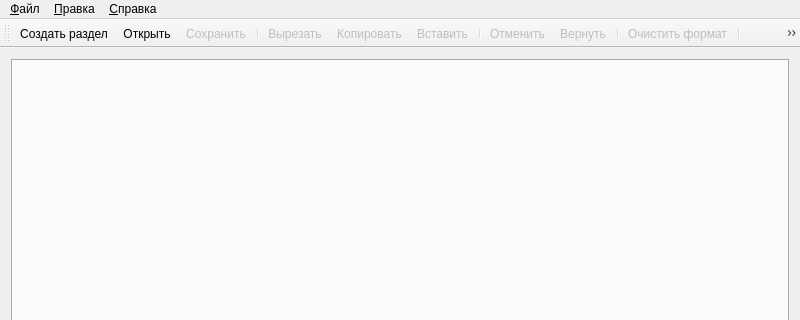
The window that editor/mainwindow.ui (TheMrButcher/offline-mentor) describes before a commit, drawn with Qt 5; both pictures show x 0 to 800 and y 0 to 320 of the 800 by 600 pixel window.
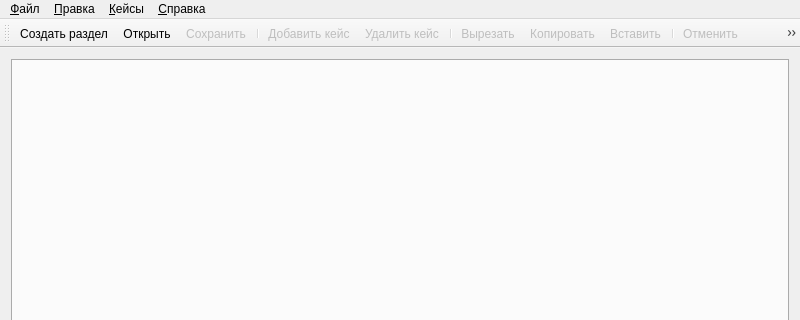
The same window after the commit. Icons and pictures are not drawn.

The edit to the form file:
```diff
--- a/editor/mainwindow.ui
+++ b/editor/mainwindow.ui
@@ -25,6 +25,9 @@
    </layout>
   </widget>
   <widget class="QToolBar" name="toolBar">
+   <property name="enabled">
+    <bool>true</bool>
+   </property>
    <property name="windowTitle">
     <string>toolBar</string>
    </property>
@@ -38,6 +41,9 @@
    <addaction name="openAction"/>
    <addaction name="saveAction"/>
    <addaction name="separator"/>
+   <addaction name="addCaseAction"/>
+   <addaction name="removeCaseAction"/>
+   <addaction name="separator"/>
    <addaction name="cutAction"/>
    <addaction name="copyAction"/>
    <addaction name="pasteAction"/>
@@ -97,8 +103,16 @@
     <addaction name="clearFormatAction"/>
     <addaction name="selectAllAction"/>
    </widget>
+   <widget class="QMenu" name="menu_4">
+    <property name="title">
+     <string>&amp;Кейсы</string>
+    </property>
+    <addaction name="addCaseAction"/>
+    <addaction name="removeCaseAction"/>
+   </widget>
    <addaction name="menu"/>
    <addaction name="menu_3"/>
+   <addaction name="menu_4"/>
    <addaction name="menu_2"/>
   </widget>
   <action name="saveAction">
@@ -470,6 +484,36 @@
     <string>Ctrl+Y</string>
    </property>
   </action>
+  <action name="addCaseAction">
+   <property name="enabled">
+    <bool>false</bool>
+   </property>
+   <property name="icon">
+    <iconset resource="resources.qrc">
+     <normaloff>:/icons/add_case.png</normaloff>:/icons/add_case.png</iconset>
+   </property>
+   <property name="text">
+    <string>&amp;Добавить кейс</string>
+   </property>
+   <property name="toolTip">
+    <string>Добавить кейс</string>
+   </property>
+  </action>
+  <action name="removeCaseAction">
+   <property name="enabled">
+    <bool>false</bool>
+   </property>
+   <property name="icon">
+    <iconset resource="resources.qrc">
+     <normaloff>:/icons/remove_case.png</normaloff>:/icons/remove_case.png</iconset>
+   </property>
+   <property name="text">
+    <string>&amp;Удалить кейс</string>
+   </property>
+   <property name="toolTip">
+    <string>Удалить кейс</string>
+   </property>
+  </action>
  </widget>
  <layoutdefault spacing="6" margin="11"/>
  <resources>
```
